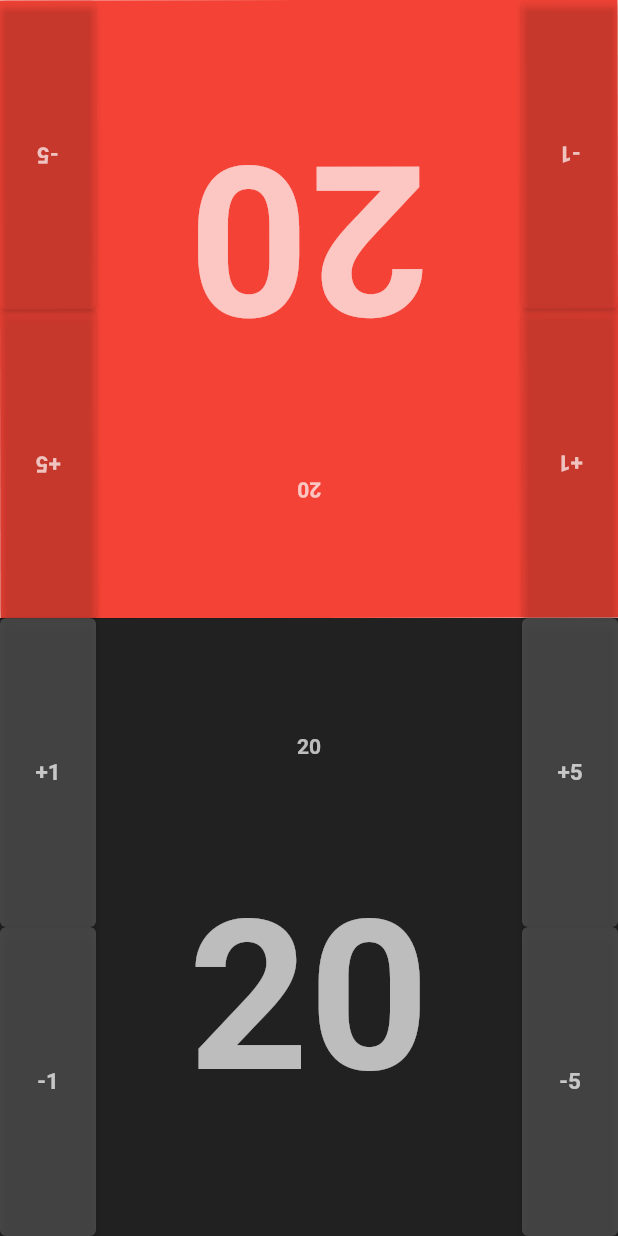
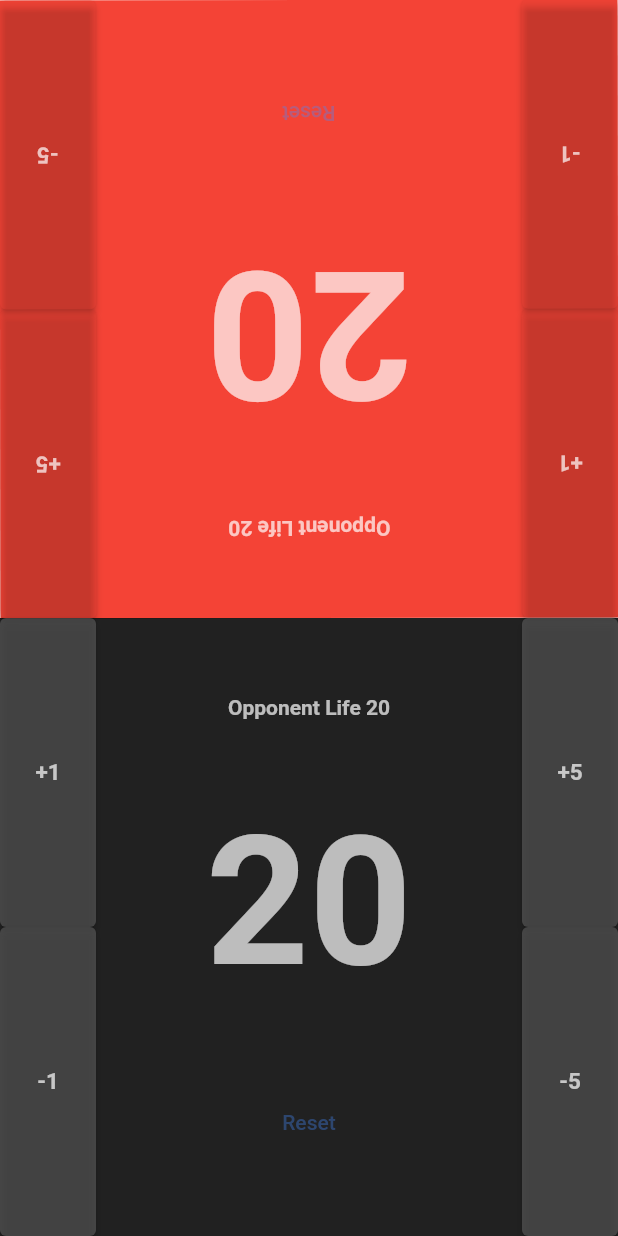
Before and after one commit to frcc24/MagicFlutter, a Flutter app: the screen it shows after launch, on a phone screen of 412 x 824 dp. Run offline on Flutter 3.47's test engine with Material 2 defaults, Android fonts, the phone set to English and light mode, and no system bars; our stand-ins replace get.

Commit message:
reset buttton

```diff
--- a/lib/modules/life_counter/local_widgets/player_counter.dart
+++ b/lib/modules/life_counter/local_widgets/player_counter.dart
@@ -30,8 +30,8 @@ class PlayerScoreBoard extends GetView<LifeCounterController> {
               children: [
                 Text(
                   (player == 1)
-                      ? "${controller.p1Score.value}"
-                      : "${controller.p2Score.value}",
+                      ? "Opponent Life ${controller.p2Score.value}"
+                      : "Opponent Life ${controller.p1Score.value}",
                   style: const TextStyle(
                     fontSize: 14,
                     fontWeight: FontWeight.bold,
@@ -42,12 +42,25 @@ class PlayerScoreBoard extends GetView<LifeCounterController> {
                   (player == 1)
                       ? "${controller.p1Score.value}"
                       : "${controller.p2Score.value}",
-                  style: const TextStyle(
-                    fontSize: 140,
+                  style: TextStyle(
+                    fontSize: (controller.p2Score.value >= 100) ||
+                            controller.p1Score.value >= 100
+                        ? 100
+                        : 120,
                     fontWeight: FontWeight.bold,
                     color: Colors.white70,
                   ),
                 ),
+                TextButton(
+                    onPressed: () {
+                      (player == 1)
+                          ? controller.p1Score.value = 0
+                          : controller.p2Score.value = 0;
+                    },
+                    child: Text(
+                      "Reset",
+                      style: TextStyle(color: Colors.blueAccent.withAlpha(90)),
+                    ))
               ],
             ),
           ),
```
